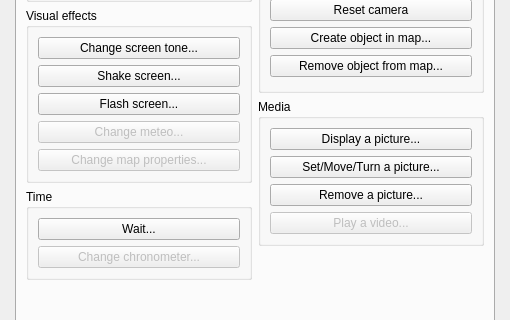
The window that Editor/Dialogs/dialogcommands.ui (RPG-Paper-Maker/RPG-Paper-Maker) describes before a commit, drawn with Qt 5; both pictures show x 0 to 510 and y 190 to 510 of the 510 by 600 pixel window.
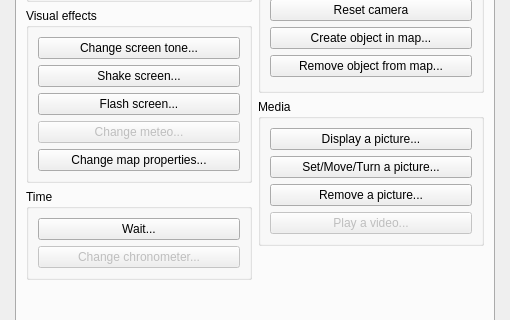
The same window after the commit.

```diff
--- a/Editor/Dialogs/dialogcommands.ui
+++ b/Editor/Dialogs/dialogcommands.ui
@@ -219,7 +219,7 @@
               <item>
                <widget class="QPushButton" name="pushButtonChangeMapProperties">
                 <property name="enabled">
-                 <bool>false</bool>
+                 <bool>true</bool>
                 </property>
                 <property name="text">
                  <string>Change map properties...</string>
```
